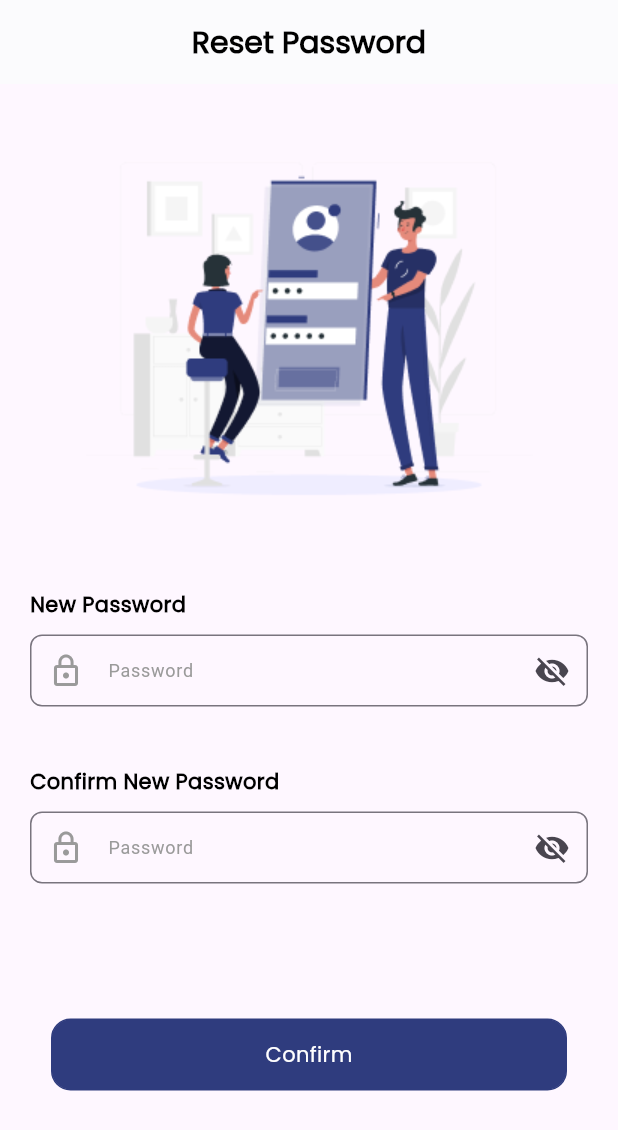
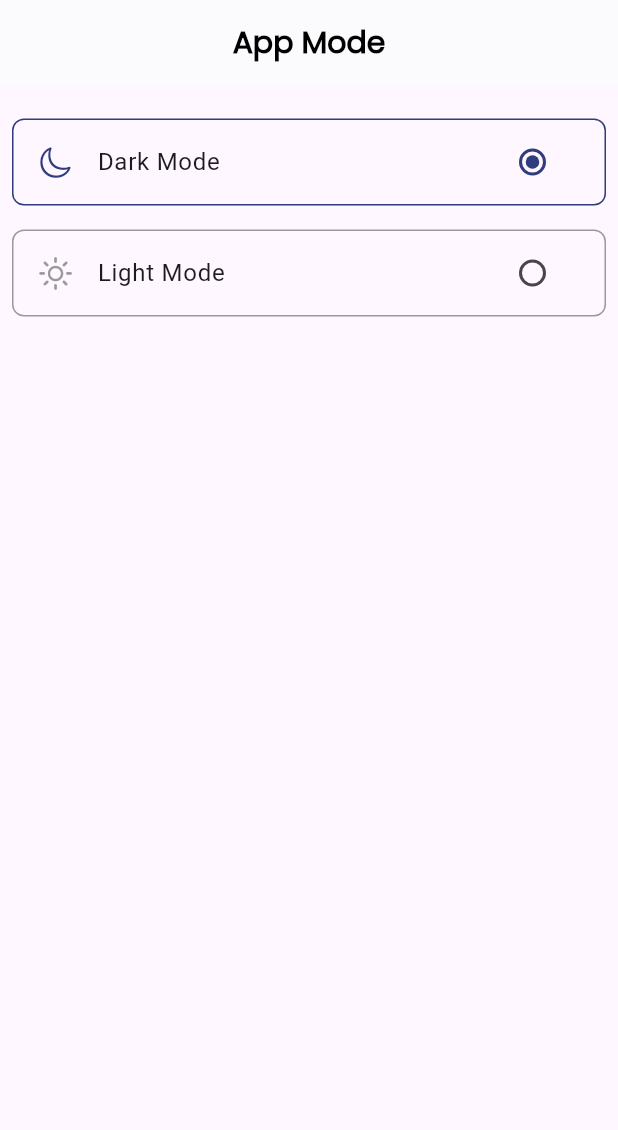
Before and after one commit to OmarZlata/Epic_Explora, a Flutter app: the screen it shows after launch, on a phone screen of 412 x 824 dp. Shown: the top 1130 px of the screen. Run offline on Flutter 3.47's test engine with Material 3 defaults, Android fonts, the phone set to English and light mode, and no system bars; our stand-ins replace flutter_screenutil, font_awesome_flutter.

Commit message:
Profile Screens

```diff
--- /dev/null
+++ b/lib/Views/Profile/AppMode.dart
@@ -0,0 +1,67 @@
+import 'package:flutter/cupertino.dart';
+import 'package:flutter/material.dart';
+import 'package:graduation_project/Widgets/app_tileWithButton.dart';
+
+import '../../Widgets/app_text.dart';
+import '../../core/app_colors/app_colors.dart';
+
+class AppModeScreen extends StatefulWidget {
+  const AppModeScreen({Key? key}) : super(key: key);
+
+  @override
+  _AppModeScreenState createState() => _AppModeScreenState();
+}
+
+class _AppModeScreenState extends State<AppModeScreen> {
+  bool isDarkModeSelected = true;
+  bool isLightModeSelected = false;
+
+  @override
+  Widget build(BuildContext context) {
+    return Scaffold(
+      appBar: AppBar(
+        title: AppText(
+            title: "App Mode",
+            color: AppColors.Black,
+            fontWeight: FontWeight.bold,
+            fontSize: 20),
+        centerTitle: true,
+        backgroundColor: AppColors.white,
+        elevation: 0.5,
+      ),
+      body: Column(
+        children: [
+          SizedBox(height: 15,),
+          Padding(
+            padding: const EdgeInsets.all(8.0),
+            child: AppTileWithButton(
+              iconData: CupertinoIcons.moon,
+              title: 'Dark Mode',
+              isSelected: isDarkModeSelected,
+              onSelect: (isSelected) {
+                setState(() {
+                  isDarkModeSelected = isSelected;
+                  isLightModeSelected = !isSelected;
+                });
+              },
+            ),
+          ),
+          Padding(
+            padding: const EdgeInsets.all(8.0),
+            child: AppTileWithButton(
+              iconData: CupertinoIcons.sun_max,
+              title: 'Light Mode',
+              isSelected: isLightModeSelected,
+              onSelect: (isSelected) {
+                setState(() {
+                  isLightModeSelected = isSelected;
+                  isDarkModeSelected = !isSelected;
+                });
+              },
+            ),
+          ),
+        ],
+      ),
+    );
+  }
+}
--- /dev/null
+++ b/lib/Widgets/app_tileWithButton.dart
@@ -0,0 +1,62 @@
+import 'package:flutter/material.dart';
+import 'package:graduation_project/core/app_colors/app_colors.dart';
+
+class AppTileWithButton extends StatefulWidget {
+  final IconData iconData;
+  final String title;
+  final bool isSelected;
+  final Function(bool) onSelect;
+
+  const AppTileWithButton({
+    Key? key,
+    required this.iconData,
+    required this.title,
+    required this.isSelected,
+    required this.onSelect,
+  }) : super(key: key);
+
+  @override
+  _AppTileWithButtonState createState() => _AppTileWithButtonState();
+}
+
+class _AppTileWithButtonState extends State<AppTileWithButton> {
+  Color _borderColor = Colors.grey;
+
+  @override
+  Widget build(BuildContext context) {
+    return GestureDetector(
+      onTap: () {
+        setState(() {
+          if (widget.isSelected) {
+            _borderColor = Colors.blue;
+          } else {
+            _borderColor = Colors.grey;
+          }
+        });
+      },
+      child: Container(
+        decoration: BoxDecoration(
+          borderRadius: BorderRadius.circular(8),
+          border: Border.all(
+            color: widget.isSelected ? AppColors.Blue : AppColors.gray,
+          ),
+        ),
+        child: ListTile(
+          leading: Icon(widget.iconData,color: widget.isSelected ? AppColors.Blue : AppColors.gray),
+          title: Text(
+            widget.title,
+
+          ),
+          trailing: Radio<bool>(
+            value: true,
+            groupValue: widget.isSelected,
+            activeColor: AppColors.Blue,
+            onChanged: (value) {
+              widget.onSelect(value ?? false);
+            },
+          ),
+        ),
+      ),
+    );
+  }
+}
--- a/lib/main.dart
+++ b/lib/main.dart
@@ -1,8 +1,12 @@
 import 'package:flutter/material.dart';
+import 'package:graduation_project/Views/Profile/profile_main.dart';
 import 'package:graduation_project/Views/Signin/Signin.dart';
 import 'package:graduation_project/Views/WelcomeScreens/splash_screen.dart';
 import 'package:graduation_project/core/app_colors/app_colors.dart';
 
+import 'Views/Profile/AppMode.dart';
+import 'Views/Profile/Settings.dart';
+import 'Views/Profile/Terms.dart';
 import 'Views/Signin/Forget_Password.dart';
 import 'Views/Signin/Reset_Password.dart';
 import 'Views/Signin/SignUp.dart';
@@ -18,7 +22,7 @@ class MyApp extends StatelessWidget {
       title: 'Splash Screen',
       theme: ThemeData(
       ),
-      home: ResetPasswordScreen(),
+      home:AppModeScreen(),
       debugShowCheckedModeBanner: false,
     );
   }
```
Also changed, not shown: lib/Views/Profile/Settings.dart (added, +53 -0 lines), lib/Views/Profile/Terms.dart (added, +62 -0 lines), lib/Views/Profile/profile_main.dart (added, +184 -0 lines), lib/Widgets/app_ListTile.dart (added, +44 -0 lines).
